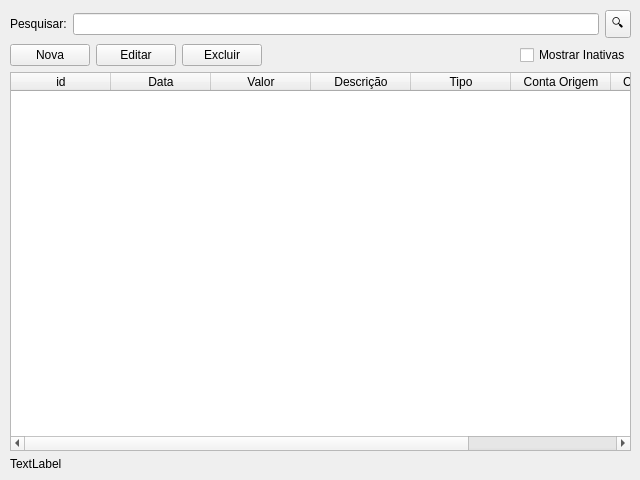
Qt form movimentacoes/MovimentacoesWidget.ui (danielghirghi/fortuna) before a commit.
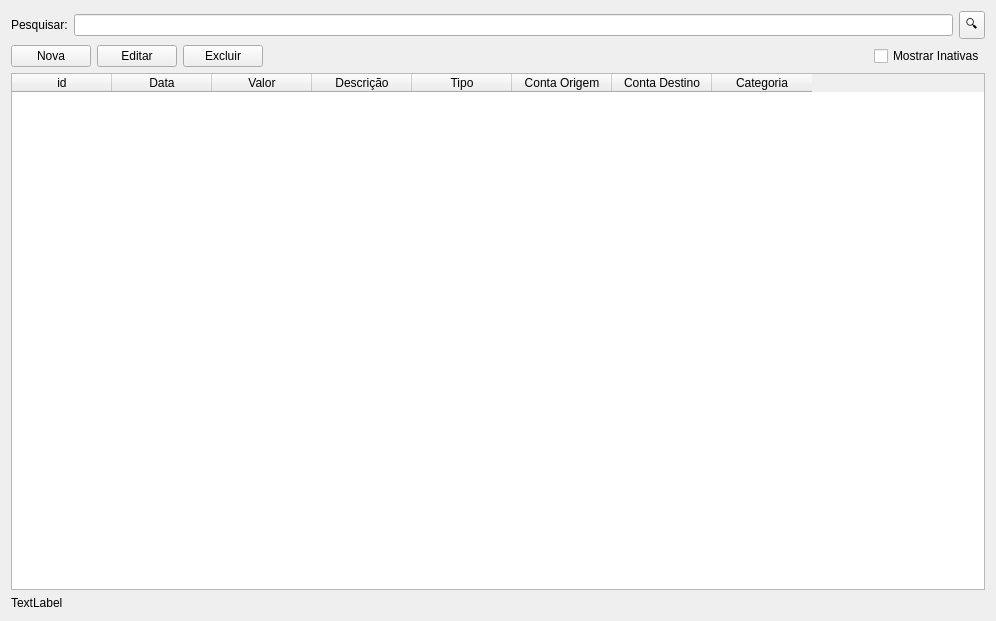
The same form after that commit.

What changed in the file:
```diff
--- a/movimentacoes/MovimentacoesWidget.ui
+++ b/movimentacoes/MovimentacoesWidget.ui
@@ -6,29 +6,22 @@
    <rect>
     <x>0</x>
     <y>0</y>
-    <width>640</width>
-    <height>480</height>
+    <width>996</width>
+    <height>621</height>
    </rect>
   </property>
   <property name="minimumSize">
    <size>
-    <width>640</width>
-    <height>480</height>
+    <width>996</width>
+    <height>621</height>
    </size>
   </property>
   <property name="windowTitle">
    <string>Form</string>
   </property>
-  <widget class="QWidget" name="verticalLayoutWidget">
-   <property name="geometry">
-    <rect>
-     <x>10</x>
-     <y>10</y>
-     <width>621</width>
-     <height>461</height>
-    </rect>
-   </property>
-   <layout class="QVBoxLayout" name="layPrincipal">
+  <layout class="QVBoxLayout" name="verticalLayout" stretch="0">
+   <item>
+    <layout class="QVBoxLayout" name="layPrincipal" stretch="0,0,1,0">
     <property name="sizeConstraint">
      <enum>QLayout::SizeConstraint::SetNoConstraint</enum>
     </property>
@@ -155,14 +148,26 @@
      </widget>
     </item>
     <item>
+      <layout class="QHBoxLayout" name="laybottom" stretch="1,0">
+       <item>
      <widget class="QLabel" name="lblQuantidade">
       <property name="text">
        <string>TextLabel</string>
       </property>
      </widget>
     </item>
-   </layout>
-  </widget>
+       <!--item>
+        <widget class="QPushButton" name="btnToggleVisualizacao">
+         <property name="text">
+          <string>Encaixar na Janela</string>
+         </property>
+        </widget>
+       </item-->
+      </layout>
+     </item>
+    </layout>
+   </item>
+  </layout>
  </widget>
  <resources/>
  <connections/>
```
Lines whose indentation alone changed are shown as unchanged.
